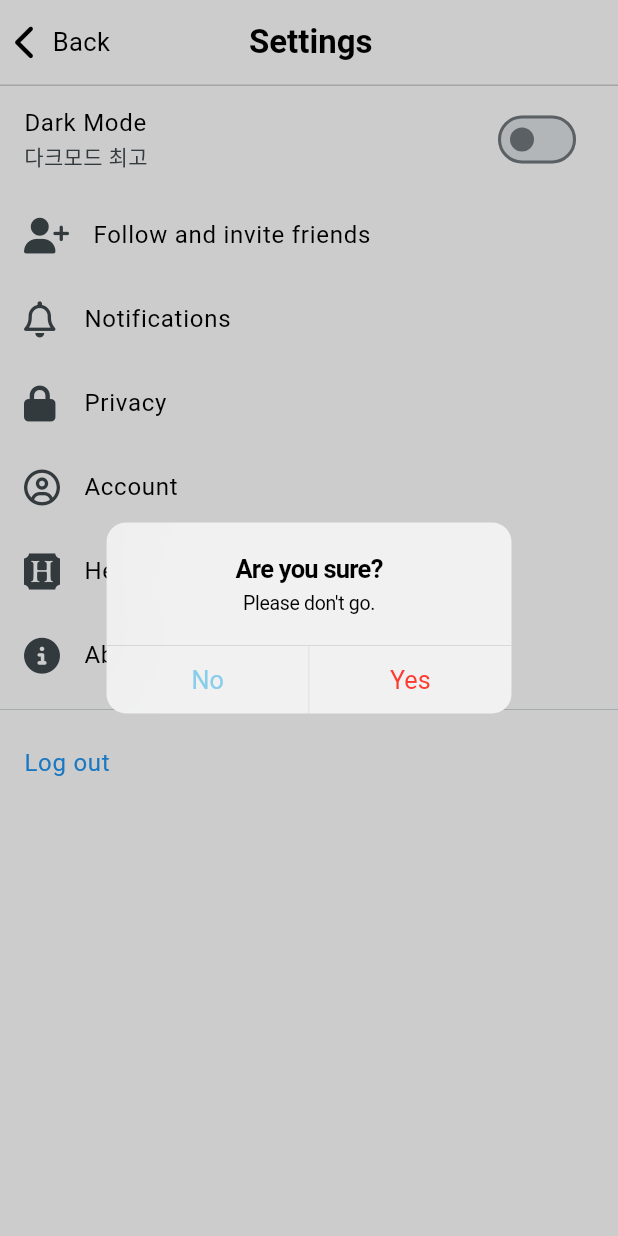
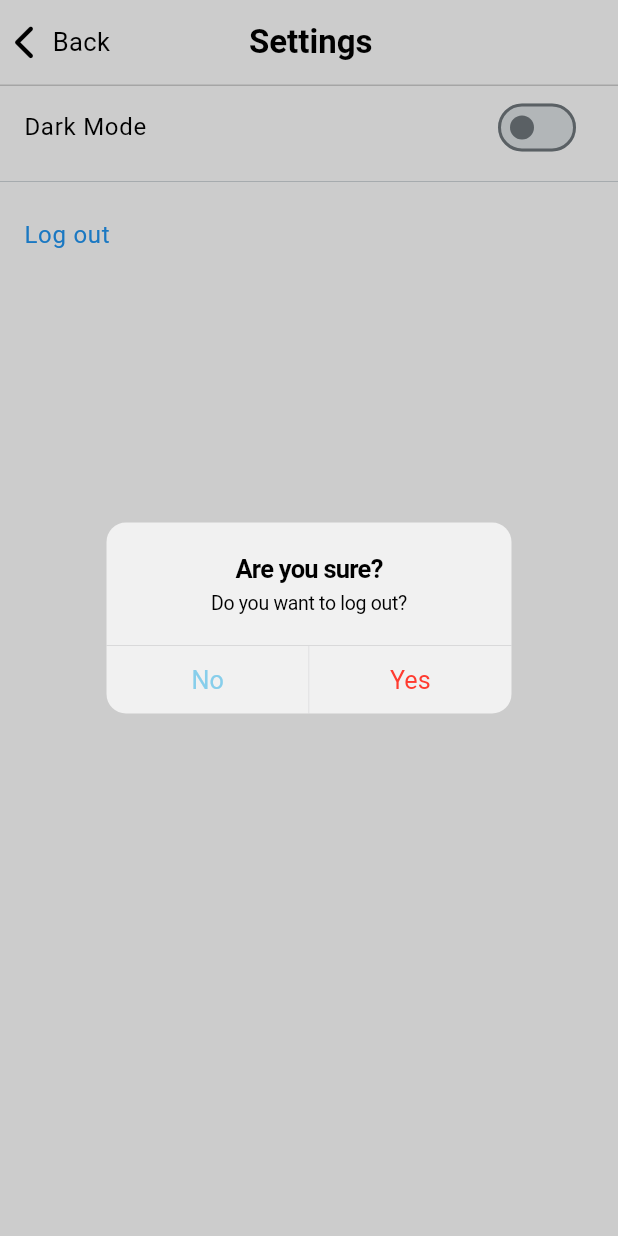
Before and after one commit to jeongkpa/mood_tracker, a Flutter app: the SettingsScreen screen opened directly, after a tap on "Log out", on a phone screen of 412 x 824 dp. Run offline on Flutter 3.47's test engine with Material 3 defaults, Android fonts, the phone set to English and light mode, and no system bars; our stand-ins replace cloud_firestore, firebase_auth, firebase_core, firebase_storage, flex_color_scheme, flutter_animate and 8 more; missing offline and left inert: animated_emoji; accounts and stored records are empty.

Commit message:
이미지랑 세팅 변경

```diff
--- a/lib/features/history/views/setting_screen.dart
+++ b/lib/features/history/views/setting_screen.dart
@@ -62,44 +62,6 @@ class SettingsScreen extends ConsumerWidget {
               onChanged: (value) =>
                   ref.read(screenConfigProvider.notifier).setDark(value),
               title: const Text("Dark Mode"),
-              subtitle: const Text("다크모드 최고"),
-            ),
-            const ListTile(
-              leading: FaIcon(
-                FontAwesomeIcons.userPlus,
-              ),
-              title: Text("Follow and invite friends"),
-            ),
-            const ListTile(
-              leading: FaIcon(
-                FontAwesomeIcons.bell,
-              ),
-              title: Text("Notifications"),
-            ),
-            const ListTile(
-              leading: FaIcon(
-                FontAwesomeIcons.lock,
-              ),
-              title: Text("Privacy"),
-            ),
-            const ListTile(
-              leading: FaIcon(
-                FontAwesomeIcons.circleUser,
-              ),
-              title: Text("Account"),
-            ),
-            const ListTile(
-              leading: FaIcon(
-                FontAwesomeIcons.hireAHelper,
-              ),
-              title: Text("Help"),
-            ),
-            const AboutListTile(
-              icon: FaIcon(
-                FontAwesomeIcons.circleInfo,
-              ),
-              applicationName: "Assignment #16",
-              child: Text("About"),
             ),
             const Divider(
               thickness: 0.5,
@@ -112,7 +74,7 @@ class SettingsScreen extends ConsumerWidget {
                   context: context,
                   builder: (context) => CupertinoAlertDialog(
                     title: const Text("Are you sure?"),
-                    content: const Text("Please don't go."),
+                    content: const Text("Do you want to log out?"),
                     actions: [
                       CupertinoDialogAction(
                         onPressed: () => Navigator.of(context).pop(),
```
Also changed, not shown: lib/features/posts/views/widgets/emotion_ball.dart (+3 -32 lines), lib/features/posts/views/widgets/emotion_icon.dart (+3 -9 lines).
